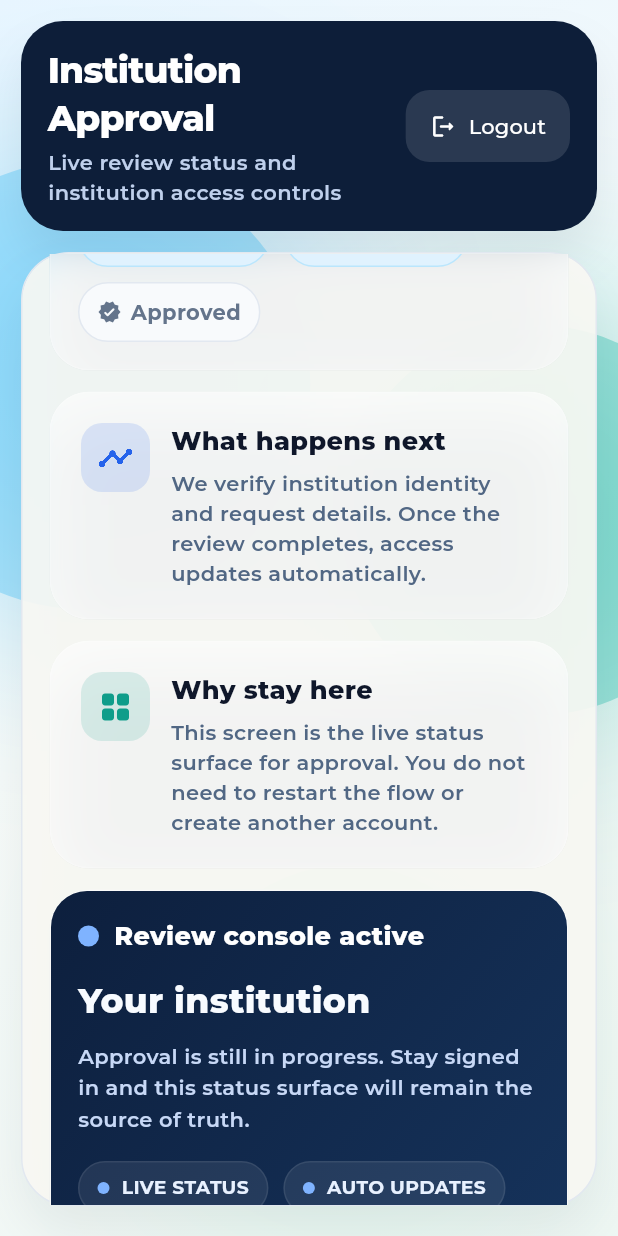
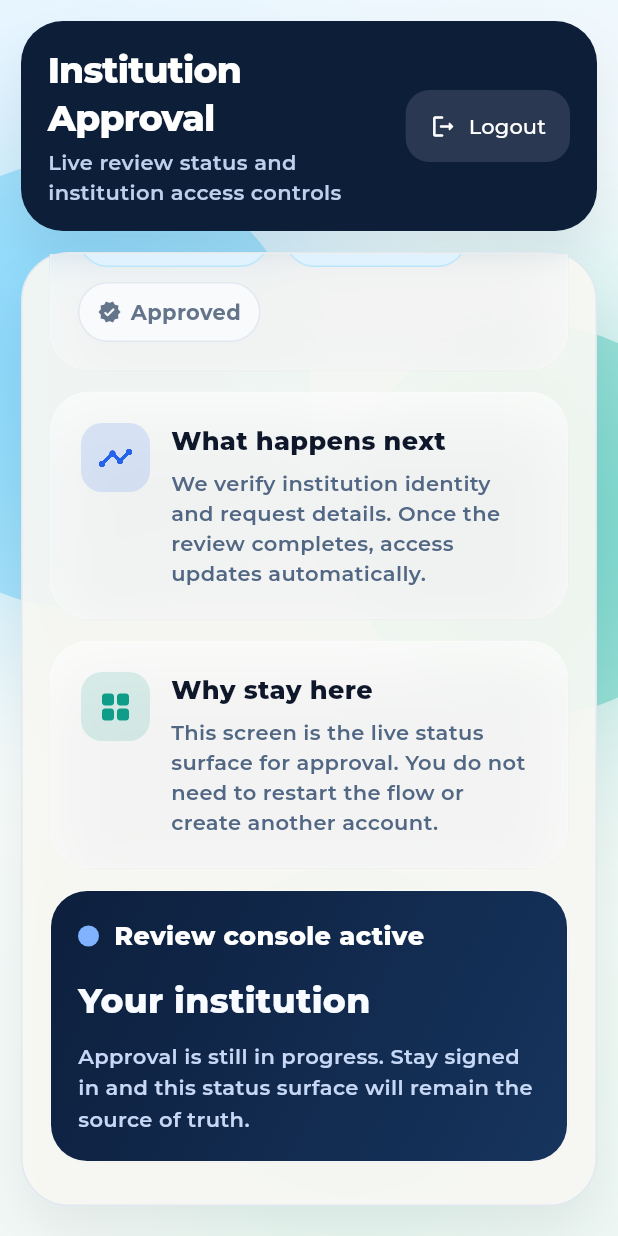
Before and after one commit to legendofarry/mindnest, a Flutter app: the InstitutionPendingScreen screen opened by its route, scrolled down 442 dp, on a phone screen of 412 x 824 dp. Run offline on Flutter 3.47's test engine with Material 3 defaults, Android fonts, the phone set to English and light mode, and no system bars; our stand-ins replace cloud_firestore, firebase_auth, firebase_core, firebase_messaging, flutter_local_notifications, flutter_riverpod and 7 more; missing offline and left inert: dart_jsonwebtoken, livekit_client; accounts and stored records are empty.

Commit message:
test - Removed the status pills entirely from the pending institution screen

```diff
--- a/lib/features/institutions/presentation/institution_pending_screen.dart
+++ b/lib/features/institutions/presentation/institution_pending_screen.dart
@@ -202,7 +202,7 @@ class _InstitutionPendingScreenState
                       children: [
                         _HeroPill(label: _statusTitle(status), color: accent),
                         _HeroPill(
-                          label: isApproved ? 'WORKSPACE READY' : 'ETA ~30 MIN',
+                          label: isApproved ? 'WORKSPACE READY' : 'ETA ~24 HRS',
                           color: const Color(0xFF334155),
                           background: const Color(0x99FFFFFF),
                         ),
@@ -392,26 +392,6 @@ class _InstitutionPendingScreenState
                   height: 1.5,
                   fontWeight: FontWeight.w600,
                 ),
-              ),
-              const SizedBox(height: 18),
-              Wrap(
-                spacing: 10,
-                runSpacing: 10,
-                children: [
-                  _ConsolePill(
-                    label: isApproved ? 'APPROVED' : 'LIVE STATUS',
-                    accent: accent,
-                  ),
-                  const _ConsolePill(
-                    label: 'AUTO UPDATES',
-                    accent: Color(0xFF7FB3FF),
-                  ),
-                  if (!isApproved && !isDeclined)
-                    const _ConsolePill(
-                      label: 'NO ACTION NEEDED',
-                      accent: Color(0xFFFFD66B),
-                    ),
-                ],
               ),
             ],
           ),
```
